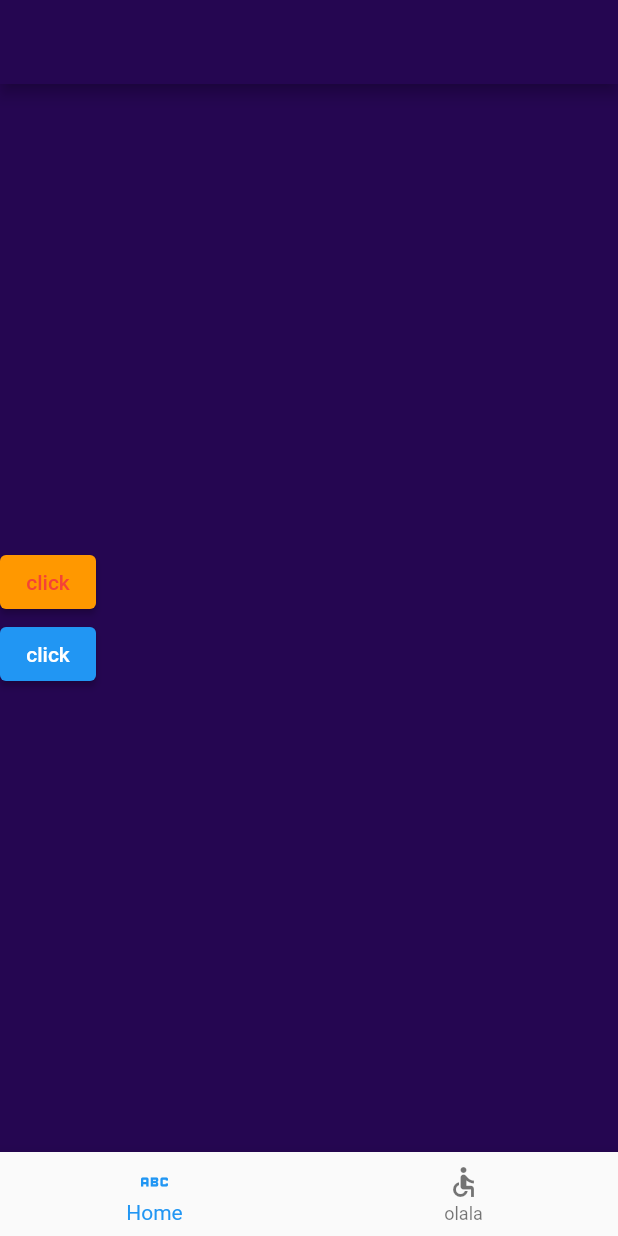
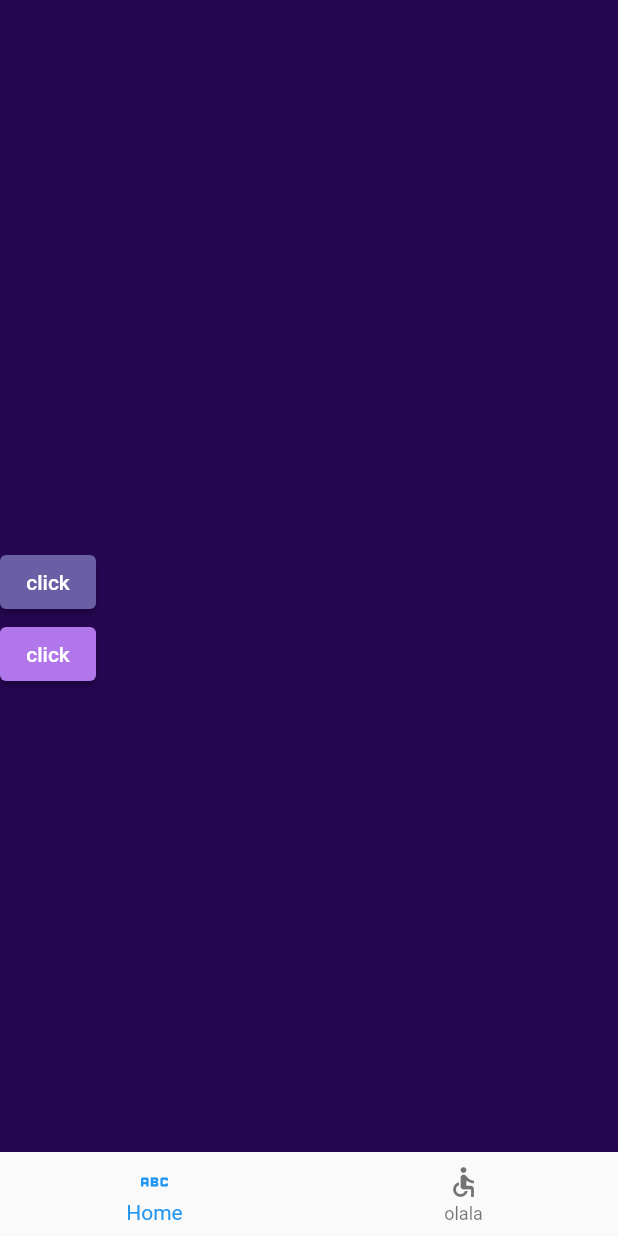
Before and after one commit to kadriyeg/akay_final, a Flutter app: the screen it shows after launch, on a phone screen of 412 x 824 dp. Run offline on Flutter 3.47's test engine with Material 2 defaults, Android fonts, the phone set to English and light mode, and no system bars.

Commit message:
renkler eklendi1

```diff
--- a/lib/constants.dart
+++ b/lib/constants.dart
@@ -1,3 +1,6 @@
 import 'package:flutter/cupertino.dart';
+import 'package:flutter/material.dart';
 
 Color backGroundColor= Color.fromARGB(255, 37, 6, 81);
+Color buttonColor= Color.fromARGB(255, 106, 94, 165);
+Color buttonColor2= Color.fromARGB(255, 176, 118, 234);
--- a/lib/main.dart
+++ b/lib/main.dart
@@ -25,7 +25,7 @@
       home: Scaffold(
         appBar: AppBar(
           backgroundColor: backGroundColor,
-
+          elevation: 0,
          //title: const Text('App Title'),
         ),
         body:  Center(
@@ -41,8 +41,8 @@
               children: [
               ElevatedButton(
                 style: ElevatedButton.styleFrom(
-                  onPrimary: Colors.red,
-                  primary: Colors.orange,
+                  onPrimary: Colors.white,
+                  primary: buttonColor,
                 ),
                 onPressed: (){
                   setState(() {
@@ -54,6 +54,10 @@
                 child: Text(buttonName),
               ),
               ElevatedButton(
+                style: ElevatedButton.styleFrom(
+                  onPrimary: Colors.white,
+                  primary: buttonColor2,
+                ),
                 onPressed: (){
                   setState(() {
                     buttonName = "Clicked";
```
